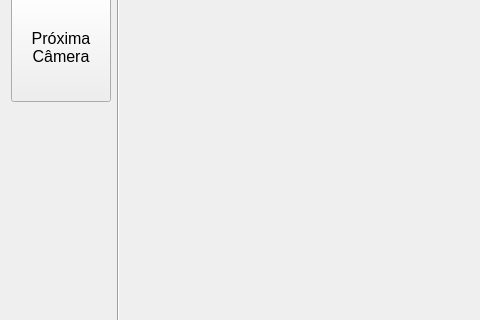
Above: LDFV2/interface/formprocess.ui from Masipack/LDV before the change; both pictures show x 0 to 480 and y 135 to 455 of the 1280 by 800 pixel window. Below: the same form after it.
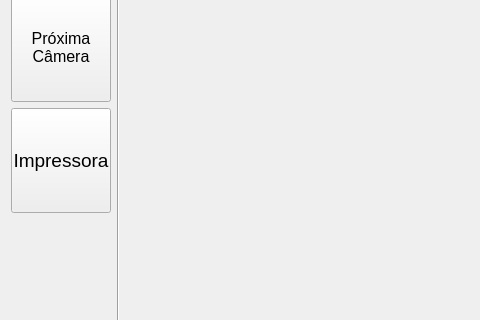
That is the form after the change. Icons and pictures are not drawn. Custom widgets are drawn as their Qt base class.

Diff of the .ui file:
```diff
--- a/LDFV2/interface/formprocess.ui
+++ b/LDFV2/interface/formprocess.ui
@@ -114,6 +114,51 @@
        </property>
       </widget>
      </item>
+     <item>
+      <widget class="ButtonBeR" name="btn_printer">
+       <property name="minimumSize">
+        <size>
+         <width>100</width>
+         <height>105</height>
+        </size>
+       </property>
+       <property name="maximumSize">
+        <size>
+         <width>100</width>
+         <height>105</height>
+        </size>
+       </property>
+       <property name="font">
+        <font>
+         <pointsize>14</pointsize>
+        </font>
+       </property>
+       <property name="text">
+        <string>Impressora</string>
+       </property>
+       <property name="icon">
+        <iconset resource="../res/icons.qrc">
+         <normaloff>:/icons/printer.png</normaloff>:/icons/printer.png</iconset>
+       </property>
+       <property name="iconSize">
+        <size>
+         <width>32</width>
+         <height>32</height>
+        </size>
+       </property>
+       <property name="bgIcon">
+        <iconset resource="../res/icons.qrc">
+         <normaloff>:/icons/bt-blank.png</normaloff>
+         <normalon>:/icons/bt-blank_pressed.png</normalon>:/icons/bt-blank.png</iconset>
+       </property>
+       <property name="bgIconSize">
+        <size>
+         <width>80</width>
+         <height>80</height>
+        </size>
+       </property>
+      </widget>
+     </item>
      <item>
       <spacer name="verticalSpacer">
        <property name="orientation">
```
